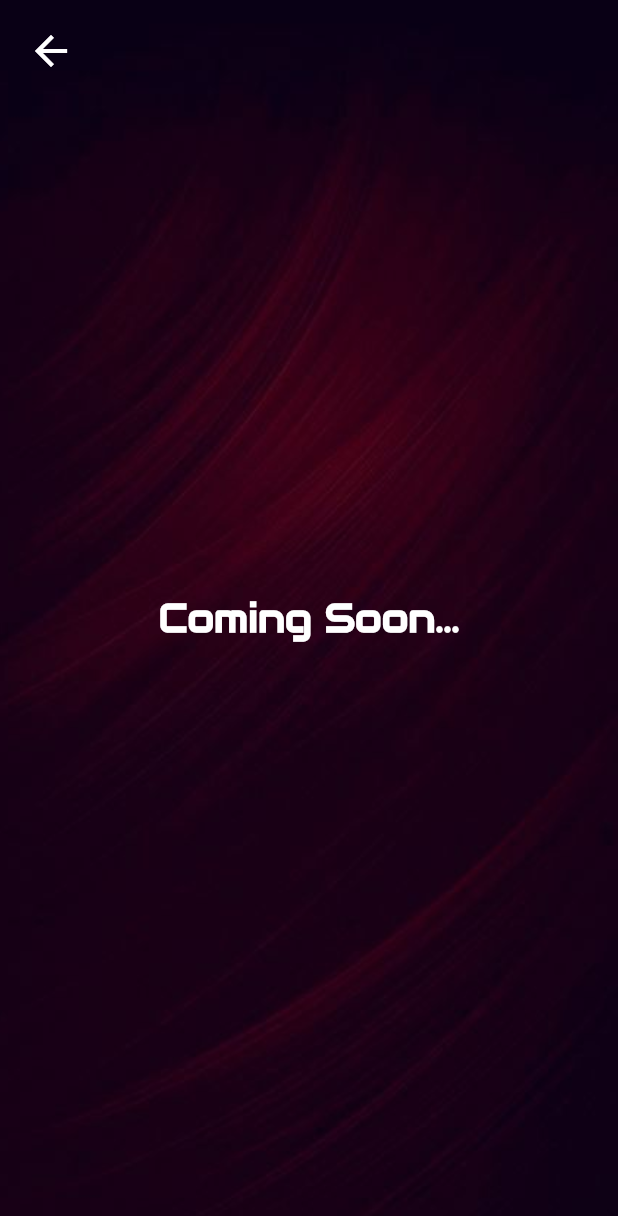
After one commit to sagarprince/chain_reaction_game, a Flutter app: the MultiPlayerOnlineScreen screen opened by its route, on a phone screen of 412 x 824 dp. The commit adds this screen. Shown: the top 1216 px of the screen. Run offline on Flutter 3.47's test engine with Material 2 defaults, Android fonts, the phone set to English and light mode, and no system bars; our stand-ins replace assets_audio_player, bloc, equatable, flare_flutter, flutter_bloc, line_awesome_icons; missing offline and left inert: flame, flare_dart, volume_watcher.

```diff
--- a/lib/routes.dart
+++ b/lib/routes.dart
@@ -5,6 +5,7 @@ import 'package:chain_reaction_game/screens/landing_screen.dart';
 import 'package:chain_reaction_game/screens/versus_bot_screen.dart';
 import 'package:chain_reaction_game/screens/multiplayer_options_screen.dart';
 import 'package:chain_reaction_game/screens/multiplayer_offline_screen.dart';
+import 'package:chain_reaction_game/screens/multiplayer_online_screen.dart';
 import 'package:chain_reaction_game/screens/game_screen.dart';
 import 'package:chain_reaction_game/screens/winner_screen.dart';
 import 'package:chain_reaction_game/screens/result_screen.dart';
@@ -59,6 +60,10 @@ class Routes {
         return CupertinoPageRoute(
             settings: settings, builder: (_) => MultiPlayerOfflineScreen());
         break;
+      case AppRoutes.multi_player_online:
+        return CupertinoPageRoute(
+            settings: settings, builder: (_) => MultiPlayerOnlineScreen());
+        break;
       case AppRoutes.play_game:
         return ScaleRoute(page: GameScreen());
         break;
--- /dev/null
+++ b/lib/screens/multiplayer_online_screen.dart
@@ -0,0 +1,43 @@
+import 'package:chain_reaction_game/utils/styles.dart';
+import 'package:flutter/material.dart';
+import 'package:chain_reaction_game/widgets/background.dart';
+import 'package:chain_reaction_game/widgets/positional_back_button.dart';
+
+class MultiPlayerOnlineScreen extends StatefulWidget {
+  MultiPlayerOnlineScreen({Key key}) : super(key: key);
+
+  _MultiPlayerOnlineScreenState createState() =>
+      _MultiPlayerOnlineScreenState();
+}
+
+class _MultiPlayerOnlineScreenState extends State<MultiPlayerOnlineScreen> {
+  @override
+  Widget build(BuildContext context) {
+    double width = MediaQuery.of(context).size.width;
+    double paddingTop = MediaQuery.of(context).padding.top;
+    return Scaffold(
+      body: Background(
+        child: Stack(
+          children: <Widget>[
+            Container(
+              child: Row(
+                mainAxisAlignment: MainAxisAlignment.center,
+                children: <Widget>[
+                  Column(
+                    mainAxisAlignment: MainAxisAlignment.center,
+                    children: <Widget>[
+                      Text('Coming Soon...',
+                          style:
+                              AppTextStyles.boldText.copyWith(fontSize: 26.0))
+                    ],
+                  )
+                ],
+              ),
+            ),
+            PositionalBackButton(),
+          ],
+        ),
+      ),
+    );
+  }
+}
--- a/lib/screens/multiplayer_options_screen.dart
+++ b/lib/screens/multiplayer_options_screen.dart
@@ -40,6 +40,10 @@ class MultiPlayerOptionsScreen extends StatelessWidget {
                     child: AnimatedButton(
                       child:
                           Text('Play Online', style: AppTextStyles.buttonText),
+                      onPressed: () {
+                        Navigator.of(context)
+                            .pushNamed(AppRoutes.multi_player_online);
+                      },
                     ),
                   ),
                 ],
```
Also changed, not shown: 12 other files.
